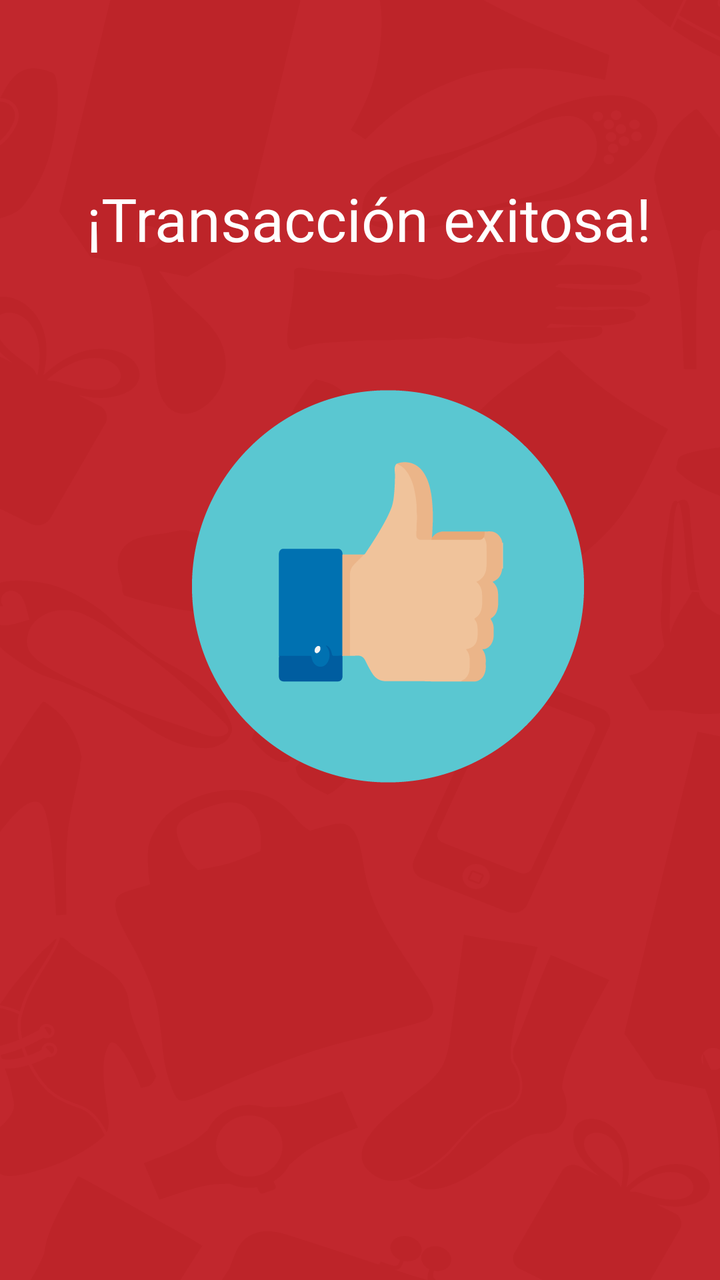
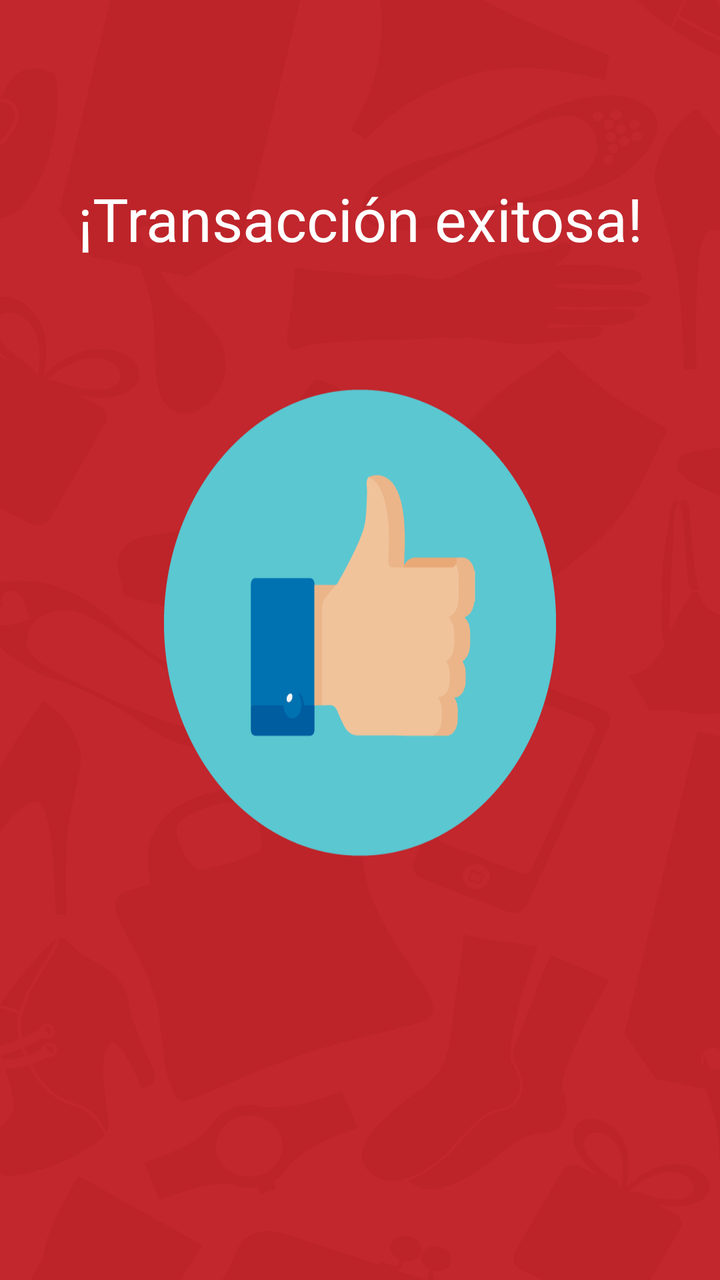

Two renders of the same Android screen: before a commit and after it. Below are the layout's source before the change and the commit's diff.
<!-- AndroidManifest.xml: application theme AppTheme -->
<!-- res/layout/alert_successful_transaction.xml -->
<?xml version="1.0" encoding="utf-8"?>
<android.support.constraint.ConstraintLayout xmlns:android="http://schemas.android.com/apk/res/android"
    xmlns:app="http://schemas.android.com/apk/res-auto"
    xmlns:tools="http://schemas.android.com/tools"
    android:layout_width="match_parent"
    android:layout_height="match_parent"
    android:background="@drawable/fondotono2">

    <RelativeLayout
        android:layout_width="400dp"
        android:layout_height="682dp"
        tools:layout_editor_absoluteX="8dp"
        tools:layout_editor_absoluteY="8dp">

        <ImageButton
            android:id="@+id/btnexitoclose"
            android:layout_width="200sp"
            android:layout_height="200sp"
            android:layout_alignParentStart="true"
            android:layout_alignParentTop="true"
            android:layout_alignParentEnd="true"
            android:layout_marginStart="94dp"
            android:layout_marginTop="193dp"
            android:layout_marginEnd="106dp"
            android:background="@drawable/img7"
            tools:ignore="MissingConstraints"
            tools:layout_editor_absoluteX="105dp"
            tools:layout_editor_absoluteY="201dp" />

        <TextView
            android:id="@+id/textView13"
            android:layout_width="wrap_content"
            android:layout_height="wrap_content"
            android:layout_alignParentStart="true"
            android:layout_alignParentTop="true"
            android:layout_marginStart="43dp"
            android:layout_marginTop="89dp"
            android:text="¡Transacción exitosa!"
            android:textAlignment="center"
            android:textColor="#ffffff"
            android:textSize="30sp"
            tools:ignore="MissingConstraints"
            tools:layout_editor_absoluteX="62dp"
            tools:layout_editor_absoluteY="81dp" />
    </RelativeLayout>
</android.support.constraint.ConstraintLayout>
<!-- resources referenced by this layout -->
<resources>
  <!-- drawable fondotono2: png bitmap (drawable-v21, 75983 bytes) -->
  <!-- drawable img7: png bitmap (drawable-v21, 13523 bytes) -->
  <style name="AppTheme" parent="Theme.AppCompat.Light.DarkActionBar">
          
          <item name="colorPrimary">@color/colorPrimary</item>
          <item name="colorPrimaryDark">@color/colorPrimaryDark</item>
          <item name="colorAccent">@color/colorAccent</item>
      </style>
  <color name="colorPrimary">#CB1E1E</color>
  <color name="colorPrimaryDark">#CB1E1E</color>
  <color name="colorAccent">#CB1E1E</color>
</resources>

<!-- the commit's change to res/layout/alert_successful_transaction.xml (unified diff, before → after) -->
@@ -4,43 +4,35 @@
     xmlns:tools="http://schemas.android.com/tools"
     android:layout_width="match_parent"
     android:layout_height="match_parent"
-    android:background="@drawable/fondotono2">
+    android:background="@drawable/fondotono2"
+    tools:layout_editor_absoluteY="81dp">
 
-    <RelativeLayout
-        android:layout_width="400dp"
-        android:layout_height="682dp"
-        tools:layout_editor_absoluteX="8dp"
-        tools:layout_editor_absoluteY="8dp">
+    <TextView
+        android:id="@+id/textView13"
+        android:layout_width="wrap_content"
+        android:layout_height="wrap_content"
+        android:layout_marginTop="89dp"
+        android:layout_marginBottom="63dp"
+        android:text="¡Transacción exitosa!"
+        android:textAlignment="center"
+        android:textColor="#ffffff"
+        android:textSize="30sp"
+        app:layout_constraintBottom_toTopOf="@+id/btnexitoclose"
+        app:layout_constraintEnd_toEndOf="parent"
+        app:layout_constraintHorizontal_bias="0.5"
+        app:layout_constraintStart_toStartOf="parent"
+        app:layout_constraintTop_toTopOf="parent" />
 
-        <ImageButton
-            android:id="@+id/btnexitoclose"
-            android:layout_width="200sp"
-            android:layout_height="200sp"
-            android:layout_alignParentStart="true"
-            android:layout_alignParentTop="true"
-            android:layout_alignParentEnd="true"
-            android:layout_marginStart="94dp"
-            android:layout_marginTop="193dp"
-            android:layout_marginEnd="106dp"
-            android:background="@drawable/img7"
-            tools:ignore="MissingConstraints"
-            tools:layout_editor_absoluteX="105dp"
-            tools:layout_editor_absoluteY="201dp" />
+    <ImageButton
+        android:id="@+id/btnexitoclose"
+        android:layout_width="200sp"
+        android:layout_height="0dp"
+        android:layout_marginBottom="210dp"
+        android:background="@drawable/img7"
+        app:layout_constraintBottom_toBottomOf="parent"
+        app:layout_constraintEnd_toEndOf="parent"
+        app:layout_constraintHorizontal_bias="0.5"
+        app:layout_constraintStart_toStartOf="parent"
+        app:layout_constraintTop_toBottomOf="@+id/textView13" />
 
-        <TextView
-            android:id="@+id/textView13"
-            android:layout_width="wrap_content"
-            android:layout_height="wrap_content"
-            android:layout_alignParentStart="true"
-            android:layout_alignParentTop="true"
-            android:layout_marginStart="43dp"
-            android:layout_marginTop="89dp"
-            android:text="¡Transacción exitosa!"
-            android:textAlignment="center"
-            android:textColor="#ffffff"
-            android:textSize="30sp"
-            tools:ignore="MissingConstraints"
-            tools:layout_editor_absoluteX="62dp"
-            tools:layout_editor_absoluteY="81dp" />
-    </RelativeLayout>
 </android.support.constraint.ConstraintLayout>
